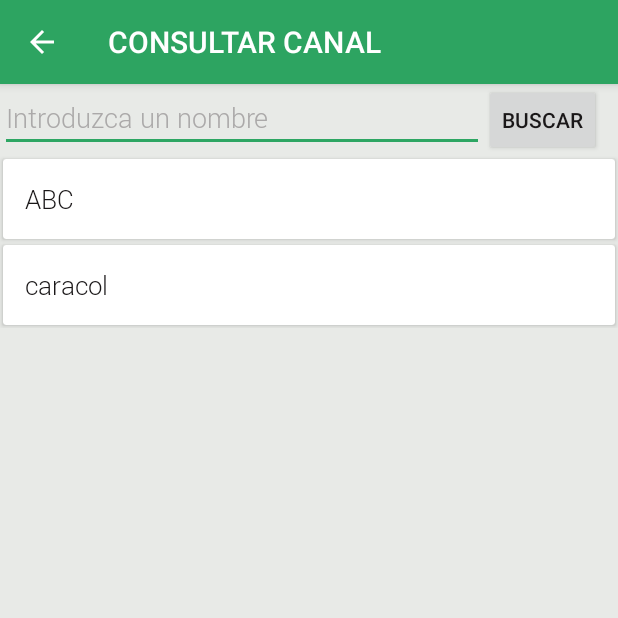
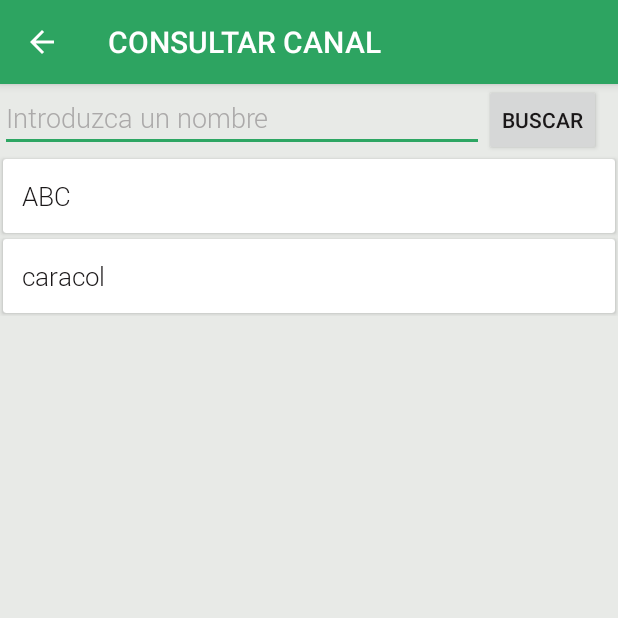
Before and after one commit to camilonar/WTW, an Android app: the ActivityConsultarCanal screen opened directly, with no data from a screen before it, on a phone screen of 412 x 824 dp, the top half of it. Run offline under Robolectric (Android 15) with nearby library versions, the phone set to English and light mode, and no system bars; Roboto replaces fonts that are not available here.

Commit message:
Ligeros cambios gráficos

```diff
--- a/app/src/main/java/epiphany_soft/wtw/Adapters/DiaAdapter.java
+++ b/app/src/main/java/epiphany_soft/wtw/Adapters/DiaAdapter.java
@@ -85,7 +85,7 @@ public class DiaAdapter extends RecyclerView.Adapter<DiaAdapter.ViewHolder> {
                                                    int viewType) {
         // create a new view
         View v = LayoutInflater.from(parent.getContext())
-                .inflate(R.layout.tv_agregar_horario, parent, false);
+                .inflate(R.layout.tv_dia, parent, false);
         v.setClickable(true);
         ViewHolder vh = new ViewHolder(v);
         misViewHolder.add(vh);
--- a/app/src/main/java/epiphany_soft/wtw/Adapters/HorarioAdapter.java
+++ b/app/src/main/java/epiphany_soft/wtw/Adapters/HorarioAdapter.java
@@ -82,6 +82,7 @@ public class HorarioAdapter extends RecyclerView.Adapter<HorarioAdapter.ViewHold
             mRecyclerView.setHasFixedSize(true);
             mLayoutManager = new LinearLayoutManager(v.getContext(),LinearLayoutManager.HORIZONTAL,false);
             mRecyclerView.setLayoutManager(mLayoutManager);
+            //mCardView.setCardBackgroundColor(v.getResources().getColor(R.color.colorTable2));
             layoutRV = (LinearLayout) v.findViewById(R.id.layoutHorarioRV);
         }
 
--- a/app/src/main/res/layout/tv_canal.xml
+++ b/app/src/main/res/layout/tv_canal.xml
@@ -10,9 +10,8 @@
     <RelativeLayout
         android:layout_width="match_parent"
         android:layout_height="wrap_content"
-        android:padding="9dp"
-        android:layout_margin="5dp"
-        >
+        android:padding="7dp"
+        android:layout_margin="5dp">
         <TextView
             android:id="@+id/textCard"
             android:layout_width="match_parent"
--- a/app/src/main/res/layout/tv_agregar_horario.xml
+++ b/app/src/main/res/layout/tv_dia.xml
@@ -10,12 +10,13 @@
     <RelativeLayout
         android:layout_width="match_parent"
         android:layout_height="wrap_content"
-        android:padding="9dp"
+        android:padding="5dp"
         android:layout_margin="5dp"
         >
         <TextView
             android:id="@+id/textCard"
-            android:layout_width="match_parent"
+            android:layout_width="26dp"
+            android:gravity="center"
             android:layout_height="match_parent"
             android:textSize="@dimen/font_size_consulta_canal"
             android:textColor="@color/colorNormalText"
--- a/app/src/main/res/values/colors.xml
+++ b/app/src/main/res/values/colors.xml
@@ -11,6 +11,6 @@
     <color name="colorBackground">#e8eae7</color>color>
     <color name="colorTable">#dbe2d8</color>color>
     <color name="colorLine">#c0c0c0</color>
-    <color name="colorButtonSelected">#7cb92d</color>
+    <color name="colorButtonSelected">#b0ca8b</color>
     <color name="colorButtonUnselected">#ffffff</color>
 </resources>
--- a/app/src/main/res/values/dimens.xml
+++ b/app/src/main/res/values/dimens.xml
@@ -12,6 +12,6 @@
     <dimen name="size_emisora">64dp</dimen>
     <dimen name="size_canal">55dp</dimen>
     <dimen name="size_dia">50dp</dimen>
-    <dimen name="size_pantalla_horario">181dp</dimen><!-- Esto es la dimensión del LinearLayout de asociarCanal -->
+    <dimen name="size_pantalla_horario">191dp</dimen><!-- Esto es la dimensión del LinearLayout de asociarCanal -->
     <dimen name="size_add_btn">30dp</dimen>
 </resources>
```
Also changed, not shown: app/src/main/res/layout/tv_horario.xml (+5 -4 lines), app/src/main/res/drawable/ic_add.png.
